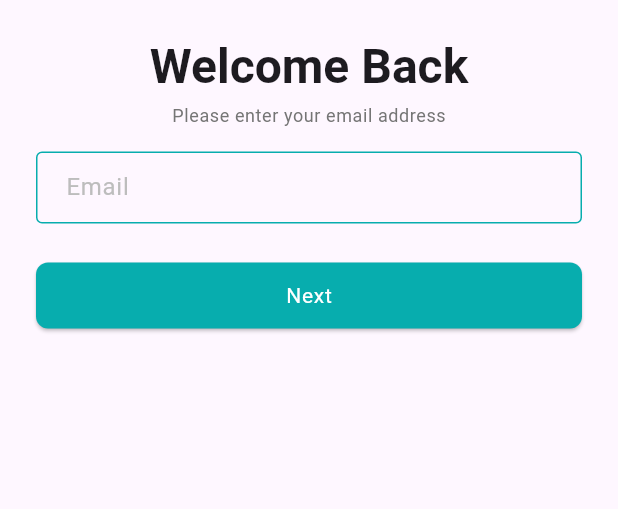
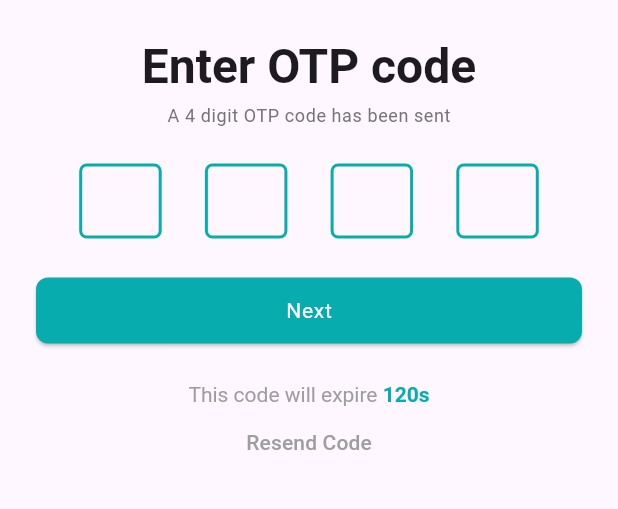
Before and after one commit to hafizflow/Infinity-Buy, a Flutter app: the screen it shows after launch, after a tap on "Next", on a phone screen of 412 x 824 dp, the part 426-935 px from its top. Run offline on Flutter 3.47's test engine with Material 3 defaults, Android fonts, the phone set to English and light mode, and no system bars; drawn by our look-alikes of pin_code_fields; our stand-ins replace get.

Commit message:
otp & complete profile screen added

```diff
--- a/lib/app.dart
+++ b/lib/app.dart
@@ -1,6 +1,6 @@
 import 'package:flutter/material.dart';
 import 'package:get/get.dart';
-import 'package:infinity_buy/presentation/ui/screens/splash_screen.dart';
+import 'package:infinity_buy/presentation/ui/screens/auth/splash_screen.dart';
 import 'package:infinity_buy/presentation/ui/utility/app_theme_data.dart';
 
 class InfinityBuy extends StatelessWidget {
--- a/lib/presentation/ui/screens/splash_screen.dart
+++ b/lib/presentation/ui/screens/auth/splash_screen.dart
@@ -1,6 +1,6 @@
 import 'package:flutter/material.dart';
 import 'package:get/route_manager.dart';
-import 'package:infinity_buy/presentation/ui/screens/verify_email_screen.dart';
+import 'package:infinity_buy/presentation/ui/screens/auth/verify_email_screen.dart';
 import 'package:infinity_buy/presentation/ui/widgets/app_logo.dart';
 
 class SplashScreen extends StatefulWidget {
--- a/lib/presentation/ui/screens/verify_email_screen.dart
+++ b/lib/presentation/ui/screens/auth/verify_email_screen.dart
@@ -1,4 +1,6 @@
 import 'package:flutter/material.dart';
+import 'package:get/get.dart';
+import 'package:infinity_buy/presentation/ui/screens/auth/verify_otp_screen.dart';
 import 'package:infinity_buy/presentation/ui/widgets/app_logo.dart';
 
 class VerifyEmailScreen extends StatelessWidget {
@@ -24,7 +26,7 @@ class VerifyEmailScreen extends StatelessWidget {
                 "Please enter your email address",
                 style: Theme.of(context).textTheme.bodySmall,
               ),
-              const SizedBox(height: 16),
+              const SizedBox(height: 24),
               TextFormField(
                 keyboardType: TextInputType.emailAddress,
                 decoration: const InputDecoration(hintText: "Email"),
@@ -33,7 +35,9 @@ class VerifyEmailScreen extends StatelessWidget {
               SizedBox(
                 width: double.infinity,
                 child: ElevatedButton(
-                  onPressed: () {},
+                  onPressed: () {
+                    Get.to(const VerifyOTPScreen());
+                  },
                   child: const Text("Next"),
                 ),
               ),
--- /dev/null
+++ b/lib/presentation/ui/screens/auth/verify_otp_screen.dart
@@ -0,0 +1,97 @@
+import 'package:flutter/material.dart';
+import 'package:get/get.dart';
+import 'package:infinity_buy/presentation/ui/screens/auth/complete_profile_screen.dart';
+import 'package:infinity_buy/presentation/ui/widgets/app_logo.dart';
+import 'package:pin_code_fields/pin_code_fields.dart';
+
+import '../../utility/app_colors.dart';
+
+class VerifyOTPScreen extends StatelessWidget {
+  const VerifyOTPScreen({super.key});
+
+  @override
+  Widget build(BuildContext context) {
+    return Scaffold(
+      body: SingleChildScrollView(
+        child: Padding(
+          padding: const EdgeInsets.all(24.0),
+          child: Column(
+            children: [
+              const SizedBox(height: 160),
+              const AppLogo(height: 100),
+              const SizedBox(height: 24),
+              Text(
+                "Enter OTP code",
+                style: Theme.of(context).textTheme.titleLarge,
+              ),
+              const SizedBox(height: 4),
+              Text(
+                "A 4 digit OTP code has been sent",
+                style: Theme.of(context).textTheme.bodySmall,
+              ),
+              const SizedBox(height: 24),
+              PinCodeTextField(
+                length: 4,
+                obscureText: false,
+                animationType: AnimationType.fade,
+                mainAxisAlignment: MainAxisAlignment.spaceEvenly,
+                keyboardType: TextInputType.number,
+                pinTheme: PinTheme(
+                  shape: PinCodeFieldShape.box,
+                  borderRadius: BorderRadius.circular(5),
+                  fieldHeight: 50,
+                  fieldWidth: 55,
+                  activeFillColor: Colors.transparent,
+                  inactiveFillColor: Colors.transparent,
+                  inactiveColor: AppColors.primaryColor,
+                  selectedFillColor: Colors.transparent,
+                  selectedColor: Colors.grey.shade600,
+                  activeColor: Colors.teal.shade700,
+                ),
+                animationDuration: const Duration(milliseconds: 300),
+                backgroundColor: Colors.transparent,
+                enableActiveFill: true,
+                onCompleted: (v) {
+                  print("Completed");
+                },
+                appContext: context,
+              ),
+              const SizedBox(height: 08),
+              SizedBox(
+                width: double.infinity,
+                child: ElevatedButton(
+                  onPressed: () {
+                    Get.to(const CompleteProfileScreen());
+                  },
+                  child: const Text("Next"),
+                ),
+              ),
+              const SizedBox(height: 24),
+              RichText(
+                text: const TextSpan(
+                  style: TextStyle(color: Colors.grey),
+                  children: [
+                    TextSpan(text: "This code will expire "),
+                    TextSpan(
+                      text: "120s",
+                      style: TextStyle(
+                          color: AppColors.primaryColor,
+                          fontWeight: FontWeight.w600),
+                    ),
+                  ],
+                ),
+              ),
+              TextButton(
+                onPressed: () {},
+                child: const Text(
+                  "Resend Code",
+                  style: TextStyle(color: Colors.grey),
+                ),
+              ),
+            ],
+          ),
+        ),
+      ),
+    );
+  }
+}
--- a/lib/presentation/ui/utility/app_theme_data.dart
+++ b/lib/presentation/ui/utility/app_theme_data.dart
@@ -49,7 +49,13 @@ class AppThemeData {
         borderSide: BorderSide(color: Colors.redAccent),
       ),
     ),
-    progressIndicatorTheme:
-        const ProgressIndicatorThemeData(color: AppColors.primaryColor),
+    progressIndicatorTheme: const ProgressIndicatorThemeData(
+      color: AppColors.primaryColor,
+    ),
+    textButtonTheme: TextButtonThemeData(
+      style: TextButton.styleFrom(
+        foregroundColor: AppColors.primaryColor,
+      ),
+    ),
   );
 }
```
Also changed, not shown: lib/presentation/ui/screens/auth/complete_profile_screen.dart (added, +75 -0 lines), lib/presentation/ui/screens/main_bottom_nav_screen.dart (added, +15 -0 lines), pubspec.yaml (+1 -8 lines), pubspec.lock.
